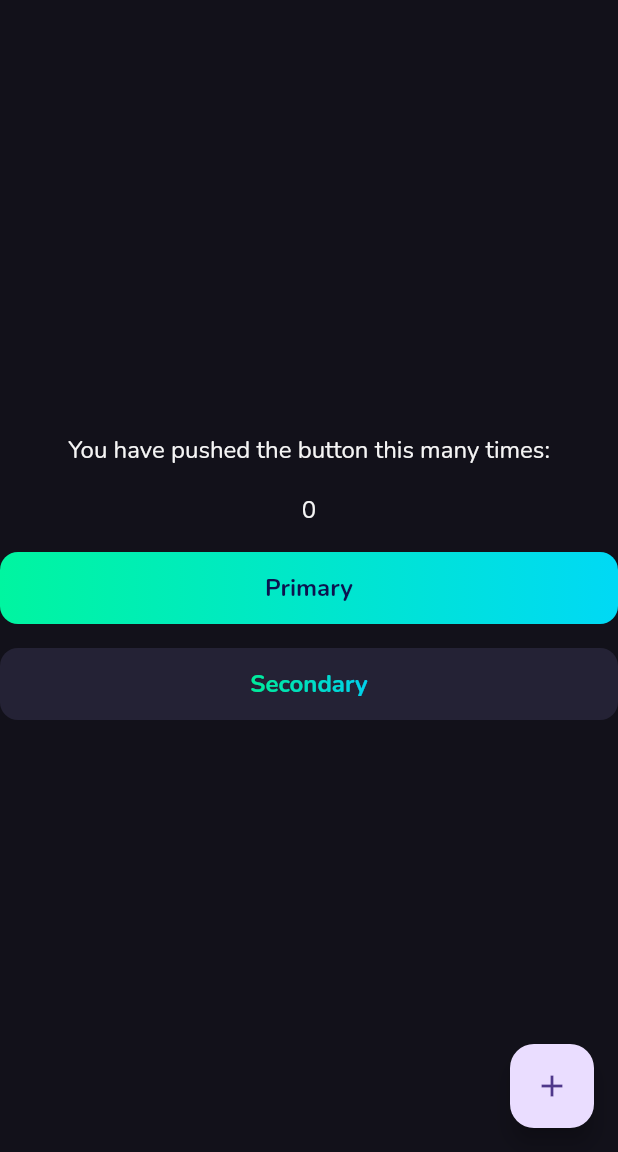
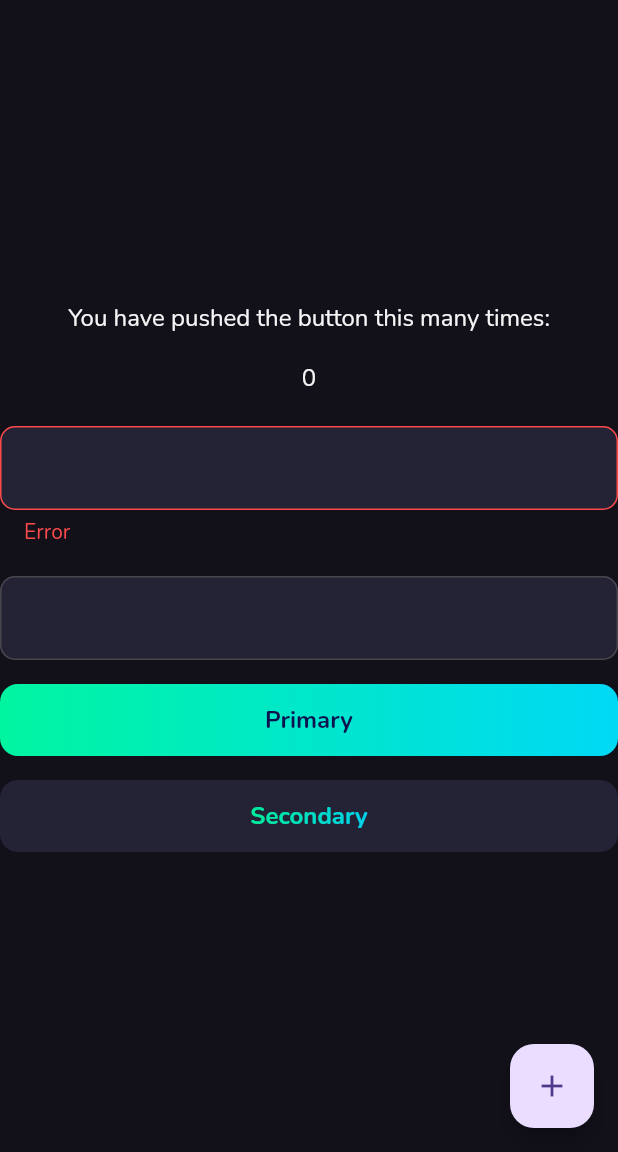
Before and after one commit to johe8809/rick-and-morty-app, a Flutter app: the screen it shows after launch, on a phone screen of 412 x 824 dp, the part 84-1236 px from its top. Run offline on Flutter 3.47's test engine with Material 2 defaults, Android fonts, the phone set to English and light mode, and no system bars; our stand-ins replace firebase_core, google_fonts; accounts and stored records are empty.

Commit message:
feat(components): add input

```diff
--- a/lib/cross-modules/components/components.dart
+++ b/lib/cross-modules/components/components.dart
@@ -4,3 +4,4 @@ import 'package:flutter/material.dart' hide Colors;
 import 'package:rick_and_morty_app/cross-modules/ui-shared/ui_shared.dart';
 
 part './button.dart';
+part './input.dart';
--- /dev/null
+++ b/lib/cross-modules/components/input.dart
@@ -0,0 +1,61 @@
+part of com.rick_and_morty.components;
+
+class Input extends StatelessWidget {
+  const Input({
+    this.label,
+    this.placeholder,
+    this.errorText,
+    super.key,
+  });
+
+  final String? label;
+  final String? placeholder;
+  final String? errorText;
+
+  @override
+  Widget build(BuildContext context) {
+    return Column(
+      crossAxisAlignment: CrossAxisAlignment.start,
+      children: [
+        if (label != null) Text(label!),
+        Spacing.spacingV4,
+        TextField(
+          decoration: InputDecoration(
+            border: const OutlineInputBorder(
+              borderRadius: BorderRadius.all(Radius.circular(10)),
+            ),
+            filled: true,
+            fillColor: Colors.black[600],
+            hintText: placeholder != null ? placeholder! : null,
+            hintStyle: Theme.of(context).textTheme.bodyMedium!.copyWith(
+                  color: Colors.gray[0],
+                ),
+            focusedBorder: OutlineInputBorder(
+              borderRadius: const BorderRadius.all(Radius.circular(10)),
+              borderSide: BorderSide(
+                color: Gradients
+                    .main.colors.first, // TODO(Yonnathan): add gradient
+              ),
+            ),
+            errorText: errorText != null ? errorText! : null,
+            errorStyle: Theme.of(context).textTheme.bodyMedium!.copyWith(
+                  color: Colors.red[400],
+                ),
+            focusedErrorBorder: OutlineInputBorder(
+              borderRadius: const BorderRadius.all(Radius.circular(10)),
+              borderSide: BorderSide(
+                color: Colors.red[400]!,
+              ),
+            ),
+            errorBorder: OutlineInputBorder(
+              borderRadius: const BorderRadius.all(Radius.circular(10)),
+              borderSide: BorderSide(
+                color: Colors.red[400]!,
+              ),
+            ),
+          ),
+        ),
+      ],
+    );
+  }
+}
--- a/lib/src/modules/dashboard/ui/views/home_view.dart
+++ b/lib/src/modules/dashboard/ui/views/home_view.dart
@@ -41,6 +41,12 @@ class HomeViewState extends State<HomeView> {
               style: Theme.of(context).textTheme.bodyLarge,
             ),
             Spacing.spacingV16,
+            Input(
+              errorText: 'Error',
+            ),
+            Spacing.spacingV16,
+            Input(),
+            Spacing.spacingV16,
             Button(
               text: 'Primary',
               onPressed: () {},
```
